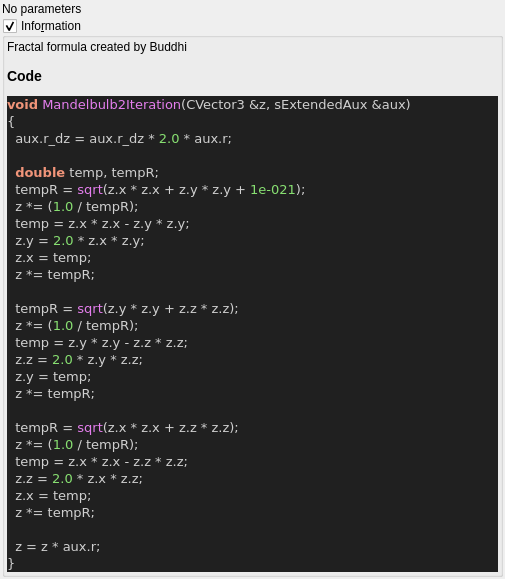
This is mandelbulber2/qt_data/fractal_mandelbulb2.ui in buddhi1980/mandelbulber2 as Qt 5 draws it before an edit. The edited form follows.
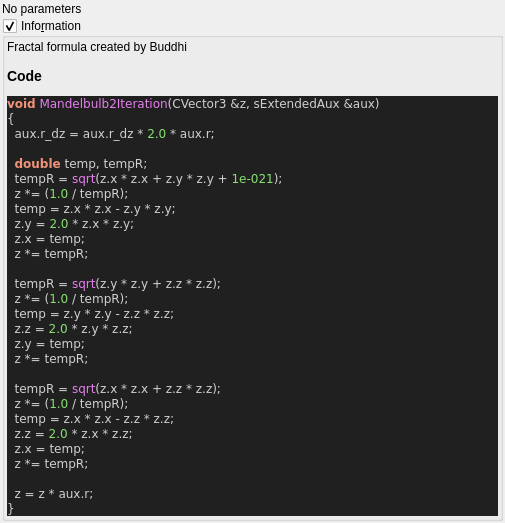
This is the edited form. Custom widgets are drawn as their Qt base class.

What changed in the file:
```diff
--- a/mandelbulber2/qt_data/fractal_mandelbulb2.ui
+++ b/mandelbulber2/qt_data/fractal_mandelbulb2.ui
@@ -76,7 +76,7 @@
 &lt;title&gt;Source file&lt;/title&gt;
 &lt;/head&gt;
 &lt;body style=&quot;background-color:#202020&quot;&gt;
-&lt;pre style=&quot;color:#d0d0d0; background-color:#202020; font-size:10pt; font-family:'Courier New';&quot;&gt;&lt;span style=&quot;color:#f09479; font-weight:bold&quot;&gt;void&lt;/span&gt; &lt;span style=&quot;color:#e47eed&quot;&gt;Mandelbulb2Iteration&lt;/span&gt;&lt;span style=&quot;color:#d0d0d0&quot;&gt;(&lt;/span&gt;CVector3 &lt;span style=&quot;color:#d0d0d0&quot;&gt;&amp;amp;&lt;/span&gt;z&lt;span style=&quot;color:#d0d0d0&quot;&gt;,&lt;/span&gt; sExtendedAux &lt;span style=&quot;color:#d0d0d0&quot;&gt;&amp;amp;&lt;/span&gt;aux&lt;span style=&quot;color:#d0d0d0&quot;&gt;)&lt;/span&gt;
+&lt;pre style=&quot;color:#d0d0d0; background-color:#202020;  font-family:'Courier New';&quot;&gt;&lt;span style=&quot;color:#f09479; font-weight:bold&quot;&gt;void&lt;/span&gt; &lt;span style=&quot;color:#e47eed&quot;&gt;Mandelbulb2Iteration&lt;/span&gt;&lt;span style=&quot;color:#d0d0d0&quot;&gt;(&lt;/span&gt;CVector3 &lt;span style=&quot;color:#d0d0d0&quot;&gt;&amp;amp;&lt;/span&gt;z&lt;span style=&quot;color:#d0d0d0&quot;&gt;,&lt;/span&gt; sExtendedAux &lt;span style=&quot;color:#d0d0d0&quot;&gt;&amp;amp;&lt;/span&gt;aux&lt;span style=&quot;color:#d0d0d0&quot;&gt;)&lt;/span&gt;
 &lt;span style=&quot;color:#d0d0d0&quot;&gt;{&lt;/span&gt;
   aux&lt;span style=&quot;color:#d0d0d0&quot;&gt;.&lt;/span&gt;r_dz &lt;span style=&quot;color:#d0d0d0&quot;&gt;=&lt;/span&gt; aux&lt;span style=&quot;color:#d0d0d0&quot;&gt;.&lt;/span&gt;r_dz &lt;span style=&quot;color:#d0d0d0&quot;&gt;*&lt;/span&gt; &lt;span style=&quot;color:#87df71&quot;&gt;2.0&lt;/span&gt; &lt;span style=&quot;color:#d0d0d0&quot;&gt;*&lt;/span&gt; aux&lt;span style=&quot;color:#d0d0d0&quot;&gt;.&lt;/span&gt;r&lt;span style=&quot;color:#d0d0d0&quot;&gt;;&lt;/span&gt;
 
```
